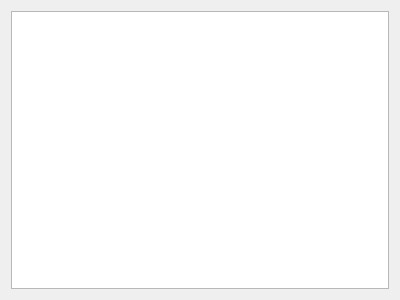
Qt form PageDefault.ui (congchenutd/MedicalClaims) before a commit.
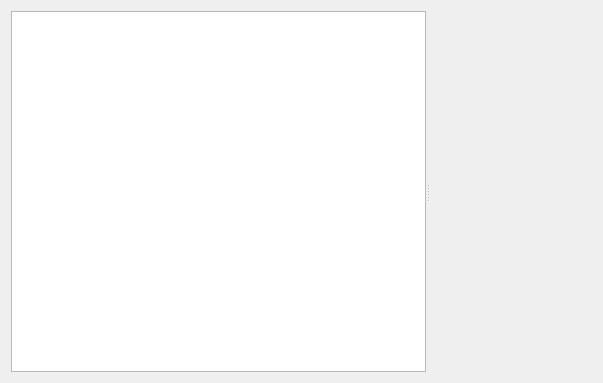
The same form after that commit. Custom widgets are drawn as their Qt base class.

What changed in the file:
```diff
--- a/PageDefault.ui
+++ b/PageDefault.ui
@@ -6,8 +6,8 @@
    <rect>
     <x>0</x>
     <y>0</y>
-    <width>400</width>
-    <height>300</height>
+    <width>603</width>
+    <height>383</height>
    </rect>
   </property>
   <property name="windowTitle">
@@ -15,6 +15,10 @@
   </property>
   <layout class="QHBoxLayout" name="horizontalLayout">
    <item>
+    <widget class="QSplitter" name="splitter">
+     <property name="orientation">
+      <enum>Qt::Horizontal</enum>
+     </property>
     <widget class="QTableView" name="tableView">
      <property name="sortingEnabled">
       <bool>true</bool>
@@ -26,9 +30,19 @@
       <bool>true</bool>
      </attribute>
     </widget>
+     <widget class="WidgetAttachments" name="widgetAttachments" native="true"/>
+    </widget>
    </item>
   </layout>
  </widget>
+ <customwidgets>
+  <customwidget>
+   <class>WidgetAttachments</class>
+   <extends>QWidget</extends>
+   <header>WidgetAttachments.h</header>
+   <container>1</container>
+  </customwidget>
+ </customwidgets>
  <resources/>
  <connections/>
 </ui>
```
Lines whose indentation alone changed are shown as unchanged.
